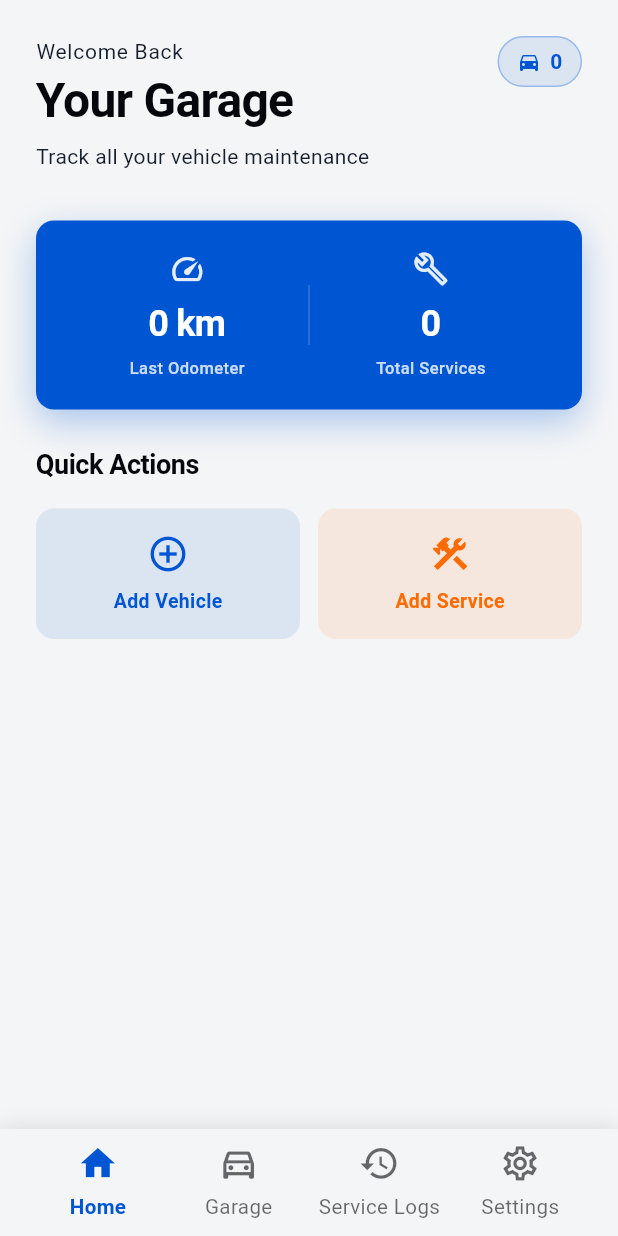
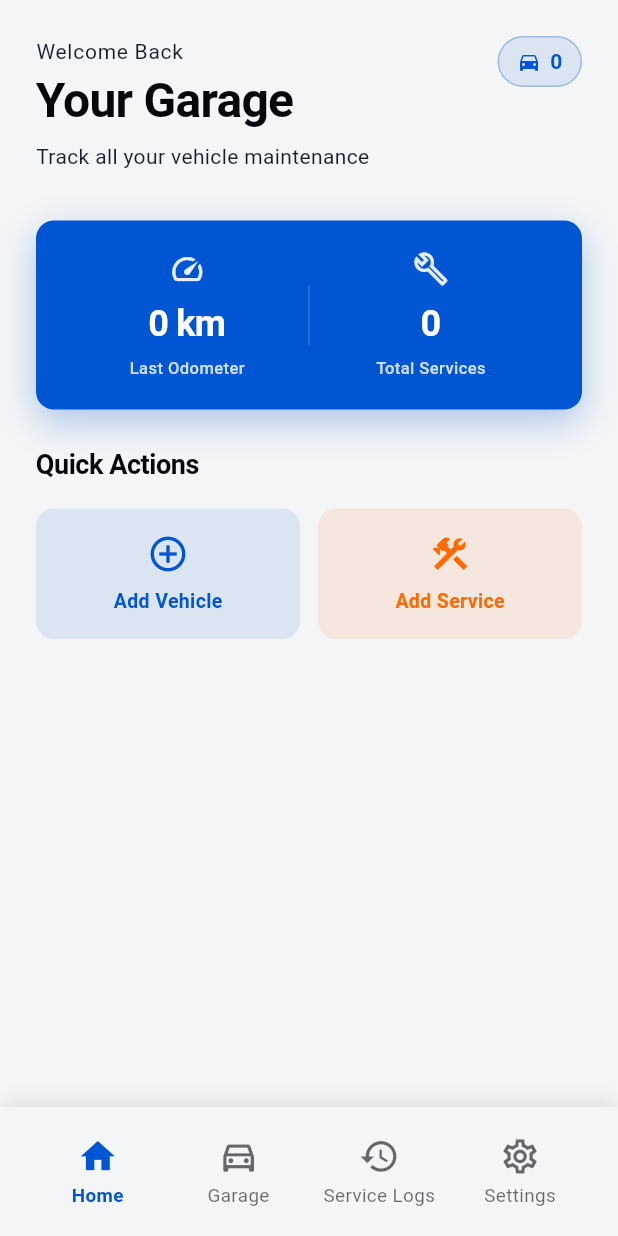
Before and after one commit to gyaaufau/otolog, a Flutter app: the screen it shows after launch, on a phone screen of 412 x 824 dp. Run offline on Flutter 3.47's test engine with Material 3 defaults, Android fonts, the phone set to English and light mode, and no system bars; our stand-ins replace drift, equatable, flutter_bloc, flutter_screenutil, get_it, go_router and 3 more; accounts and stored records are empty; generated files the repository leaves out were written again.

Commit message:
fix navbar uneven placement

```diff
--- a/lib/widgets/main_shell.dart
+++ b/lib/widgets/main_shell.dart
@@ -97,20 +97,27 @@ class MainShell extends StatelessWidget {
     return GestureDetector(
       behavior: HitTestBehavior.opaque,
       onTap: () => _goBranch(index),
+      child: SizedBox(
+        height: 56.h,
         child: Column(
-        mainAxisSize: MainAxisSize.min,
+          mainAxisAlignment: MainAxisAlignment.center,
           children: [
             Icon(
               isActive ? activeIcon : icon,
               color:
                   isActive
                       ? Theme.of(context).colorScheme.primary
-                    : Theme.of(context).colorScheme.onSurface.withOpacity(0.6),
+                      : Theme.of(
+                        context,
+                      ).colorScheme.onSurface.withOpacity(0.6),
               size: 24.sp,
             ),
             SizedBox(height: 4.h),
             Text(
               label,
+              textAlign: TextAlign.center,
+              maxLines: 2,
+              overflow: TextOverflow.ellipsis,
               style: TextStyle(
                 color:
                     isActive
@@ -118,12 +125,14 @@ class MainShell extends StatelessWidget {
                         : Theme.of(
                           context,
                         ).colorScheme.onSurface.withOpacity(0.6),
-              fontSize: 12.sp,
+                fontSize: 11.sp,
                 fontWeight: isActive ? FontWeight.w600 : FontWeight.normal,
+                height: 1.2,
               ),
             ),
           ],
         ),
+      ),
     );
   }
 }
```
Lines whose indentation alone changed are shown as unchanged.
